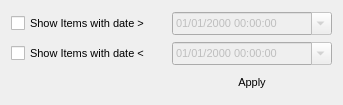
pjrinaldi/wombatforensics, file changeddatefilter.ui: the form before one commit.
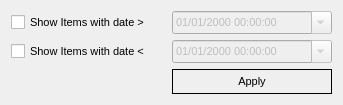
The form after the commit.

Patch:
```diff
--- a/changeddatefilter.ui
+++ b/changeddatefilter.ui
@@ -76,6 +76,9 @@
    </item>
    <item row="3" column="1">
     <widget class="QPushButton" name="pushButton">
+     <property name="styleSheet">
+      <string notr="true">border: 1px solid black; padding: 5px 10px 5px 10px;</string>
+     </property>
      <property name="text">
       <string>Apply</string>
      </property>
```
